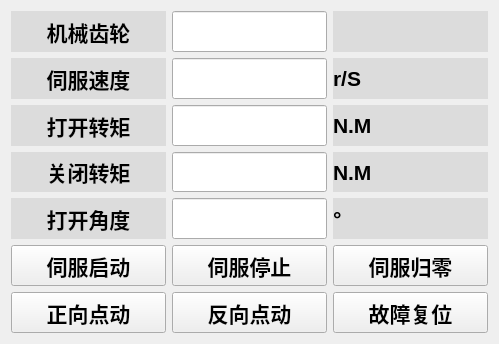
Old version of the form demo/servo_set.ui in the repository YuanXianguo/Python-Project-ITC.
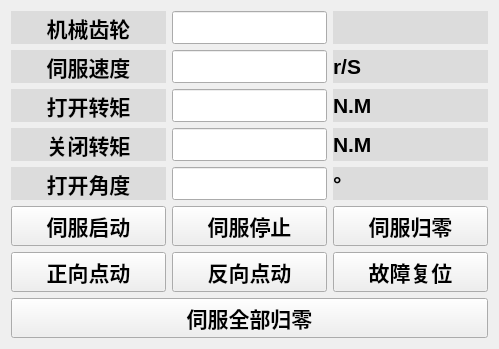
New version of the form.

Patch:
```diff
--- a/demo/servo_set.ui
+++ b/demo/servo_set.ui
@@ -15,37 +15,7 @@
   </property>
   <layout class="QHBoxLayout" name="horizontalLayout">
    <item>
-    <layout class="QGridLayout" name="gridLayout" rowstretch="1,1,1,1,1,1,1" columnstretch="1,1,1">
-     <item row="0" column="0">
-      <widget class="QLabel" name="lab_0">
-       <property name="sizePolicy">
-        <sizepolicy hsizetype="Preferred" vsizetype="Preferred">
-         <horstretch>0</horstretch>
-         <verstretch>0</verstretch>
-        </sizepolicy>
-       </property>
-       <property name="font">
-        <font>
-         <family>Arial</family>
-         <pointsize>16</pointsize>
-         <weight>75</weight>
-         <bold>true</bold>
-        </font>
-       </property>
-       <property name="layoutDirection">
-        <enum>Qt::LeftToRight</enum>
-       </property>
-       <property name="styleSheet">
-        <string notr="true">background-color: rgb(220, 220, 220);</string>
-       </property>
-       <property name="text">
-        <string>机械齿轮</string>
-       </property>
-       <property name="alignment">
-        <set>Qt::AlignCenter</set>
-       </property>
-      </widget>
-     </item>
+    <layout class="QGridLayout" name="gridLayout" rowstretch="1,1,1,1,1,1,1,1" columnstretch="1,1,1">
      <item row="0" column="1">
       <widget class="QLineEdit" name="lineEdit_servo_1">
        <property name="sizePolicy">
@@ -146,8 +116,8 @@
        </property>
       </widget>
      </item>
-     <item row="2" column="0">
-      <widget class="QLabel" name="lab_2">
+     <item row="0" column="0">
+      <widget class="QLabel" name="lab_0">
        <property name="sizePolicy">
         <sizepolicy hsizetype="Preferred" vsizetype="Preferred">
          <horstretch>0</horstretch>
@@ -169,103 +139,13 @@
         <string notr="true">background-color: rgb(220, 220, 220);</string>
        </property>
        <property name="text">
-        <string>打开转矩</string>
+        <string>机械齿轮</string>
        </property>
        <property name="alignment">
         <set>Qt::AlignCenter</set>
        </property>
       </widget>
      </item>
-     <item row="2" column="1">
-      <widget class="QLineEdit" name="lineEdit_servo_3">
-       <property name="sizePolicy">
-        <sizepolicy hsizetype="Preferred" vsizetype="Preferred">
-         <horstretch>0</horstretch>
-         <verstretch>0</verstretch>
-        </sizepolicy>
-       </property>
-       <property name="font">
-        <font>
-         <family>Arial</family>
-         <pointsize>16</pointsize>
-         <weight>75</weight>
-         <bold>true</bold>
-        </font>
-       </property>
-      </widget>
-     </item>
-     <item row="2" column="2">
-      <widget class="QLabel" name="label_1190">
-       <property name="sizePolicy">
-        <sizepolicy hsizetype="Preferred" vsizetype="Preferred">
-         <horstretch>0</horstretch>
-         <verstretch>0</verstretch>
-        </sizepolicy>
-       </property>
-       <property name="font">
-        <font>
-         <family>Arial</family>
-         <pointsize>16</pointsize>
-         <weight>75</weight>
-         <bold>true</bold>
-        </font>
-       </property>
-       <property name="styleSheet">
-        <string notr="true">background-color: rgb(220, 220, 220);</string>
-       </property>
-       <property name="text">
-        <string>N.M</string>
-       </property>
-      </widget>
-     </item>
-     <item row="3" column="0">
-      <widget class="QLabel" name="lab_3">
-       <property name="sizePolicy">
-        <sizepolicy hsizetype="Preferred" vsizetype="Preferred">
-         <horstretch>0</horstretch>
-         <verstretch>0</verstretch>
-        </sizepolicy>
-       </property>
-       <property name="font">
-        <font>
-         <family>Arial</family>
-         <pointsize>16</pointsize>
-         <weight>75</weight>
-         <bold>true</bold>
-        </font>
-       </property>
-       <property name="layoutDirection">
-        <enum>Qt::LeftToRight</enum>
-       </property>
-       <property name="styleSheet">
-        <string notr="true">background-color: rgb(220, 220, 220);</string>
-       </property>
-       <property name="text">
-        <string>关闭转矩</string>
-       </property>
-       <property name="alignment">
-        <set>Qt::AlignCenter</set>
-       </property>
-      </widget>
-     </item>
-     <item row="3" column="1">
-      <widget class="QLineEdit" name="lineEdit_servo_4">
-       <property name="sizePolicy">
-        <sizepolicy hsizetype="Preferred" vsizetype="Preferred">
-         <horstretch>0</horstretch>
-         <verstretch>0</verstretch>
-        </sizepolicy>
-       </property>
-       <property name="font">
-        <font>
-         <family>Arial</family>
-         <pointsize>16</pointsize>
-         <weight>75</weight>
-         <bold>true</bold>
-        </font>
-       </property>
-      </widget>
-     </item>
      <item row="3" column="2">
       <widget class="QLabel" name="label_1192">
        <property name="sizePolicy">
@@ -290,6 +170,24 @@
        </property>
       </widget>
      </item>
+     <item row="2" column="1">
+      <widget class="QLineEdit" name="lineEdit_servo_3">
+       <property name="sizePolicy">
+        <sizepolicy hsizetype="Preferred" vsizetype="Preferred">
+         <horstretch>0</horstretch>
+         <verstretch>0</verstretch>
+        </sizepolicy>
+       </property>
+       <property name="font">
+        <font>
+         <family>Arial</family>
+         <pointsize>16</pointsize>
+         <weight>75</weight>
+         <bold>true</bold>
+        </font>
+       </property>
+      </widget>
+     </item>
      <item row="4" column="0">
       <widget class="QLabel" name="lab_4">
        <property name="sizePolicy">
@@ -320,8 +218,8 @@
        </property>
       </widget>
      </item>
-     <item row="4" column="1">
-      <widget class="QLineEdit" name="lineEdit_servo_5">
+     <item row="2" column="2">
+      <widget class="QLabel" name="label_1190">
        <property name="sizePolicy">
         <sizepolicy hsizetype="Preferred" vsizetype="Preferred">
          <horstretch>0</horstretch>
@@ -336,6 +234,12 @@
          <bold>true</bold>
         </font>
        </property>
+       <property name="styleSheet">
+        <string notr="true">background-color: rgb(220, 220, 220);</string>
+       </property>
+       <property name="text">
+        <string>N.M</string>
+       </property>
       </widget>
      </item>
      <item row="4" column="2">
@@ -404,27 +308,6 @@
        </property>
       </widget>
      </item>
-     <item row="5" column="2">
-      <widget class="QPushButton" name="btn_servo_0">
-       <property name="sizePolicy">
-        <sizepolicy hsizetype="Preferred" vsizetype="Preferred">
-         <horstretch>0</horstretch>
-         <verstretch>0</verstretch>
-        </sizepolicy>
-       </property>
-       <property name="font">
-        <font>
-         <family>Arial</family>
-         <pointsize>16</pointsize>
-         <weight>75</weight>
-         <bold>true</bold>
-        </font>
-       </property>
-       <property name="text">
-        <string>伺服归零</string>
-       </property>
-      </widget>
-     </item>
      <item row="6" column="0">
       <widget class="QPushButton" name="btn_servo_4">
        <property name="sizePolicy">
@@ -467,6 +350,45 @@
        </property>
       </widget>
      </item>
+     <item row="4" column="1">
+      <widget class="QLineEdit" name="lineEdit_servo_5">
+       <property name="sizePolicy">
+        <sizepolicy hsizetype="Preferred" vsizetype="Preferred">
+         <horstretch>0</horstretch>
+         <verstretch>0</verstretch>
+        </sizepolicy>
+       </property>
+       <property name="font">
+        <font>
+         <family>Arial</family>
+         <pointsize>16</pointsize>
+         <weight>75</weight>
+         <bold>true</bold>
+        </font>
+       </property>
+      </widget>
+     </item>
+     <item row="5" column="2">
+      <widget class="QPushButton" name="btn_servo_0">
+       <property name="sizePolicy">
+        <sizepolicy hsizetype="Preferred" vsizetype="Preferred">
+         <horstretch>0</horstretch>
+         <verstretch>0</verstretch>
+        </sizepolicy>
+       </property>
+       <property name="font">
+        <font>
+         <family>Arial</family>
+         <pointsize>16</pointsize>
+         <weight>75</weight>
+         <bold>true</bold>
+        </font>
+       </property>
+       <property name="text">
+        <string>伺服归零</string>
+       </property>
+      </widget>
+     </item>
      <item row="6" column="2">
       <widget class="QPushButton" name="btn_servo_3">
        <property name="sizePolicy">
@@ -488,6 +410,105 @@
        </property>
       </widget>
      </item>
+     <item row="2" column="0">
+      <widget class="QLabel" name="lab_2">
+       <property name="sizePolicy">
+        <sizepolicy hsizetype="Preferred" vsizetype="Preferred">
+         <horstretch>0</horstretch>
+         <verstretch>0</verstretch>
+        </sizepolicy>
+       </property>
+       <property name="font">
+        <font>
+         <family>Arial</family>
+         <pointsize>16</pointsize>
+         <weight>75</weight>
+         <bold>true</bold>
+        </font>
+       </property>
+       <property name="layoutDirection">
+        <enum>Qt::LeftToRight</enum>
+       </property>
+       <property name="styleSheet">
+        <string notr="true">background-color: rgb(220, 220, 220);</string>
+       </property>
+       <property name="text">
+        <string>打开转矩</string>
+       </property>
+       <property name="alignment">
+        <set>Qt::AlignCenter</set>
+       </property>
+      </widget>
+     </item>
+     <item row="3" column="0">
+      <widget class="QLabel" name="lab_3">
+       <property name="sizePolicy">
+        <sizepolicy hsizetype="Preferred" vsizetype="Preferred">
+         <horstretch>0</horstretch>
+         <verstretch>0</verstretch>
+        </sizepolicy>
+       </property>
+       <property name="font">
+        <font>
+         <family>Arial</family>
+         <pointsize>16</pointsize>
+         <weight>75</weight>
+         <bold>true</bold>
+        </font>
+       </property>
+       <property name="layoutDirection">
+        <enum>Qt::LeftToRight</enum>
+       </property>
+       <property name="styleSheet">
+        <string notr="true">background-color: rgb(220, 220, 220);</string>
+       </property>
+       <property name="text">
+        <string>关闭转矩</string>
+       </property>
+       <property name="alignment">
+        <set>Qt::AlignCenter</set>
+       </property>
+      </widget>
+     </item>
+     <item row="3" column="1">
+      <widget class="QLineEdit" name="lineEdit_servo_4">
+       <property name="sizePolicy">
+        <sizepolicy hsizetype="Preferred" vsizetype="Preferred">
+         <horstretch>0</horstretch>
+         <verstretch>0</verstretch>
+        </sizepolicy>
+       </property>
+       <property name="font">
+        <font>
+         <family>Arial</family>
+         <pointsize>16</pointsize>
+         <weight>75</weight>
+         <bold>true</bold>
+        </font>
+       </property>
+      </widget>
+     </item>
+     <item row="7" column="0" colspan="3">
+      <widget class="QPushButton" name="pushButton">
+       <property name="sizePolicy">
+        <sizepolicy hsizetype="Preferred" vsizetype="Preferred">
+         <horstretch>0</horstretch>
+         <verstretch>0</verstretch>
+        </sizepolicy>
+       </property>
+       <property name="font">
+        <font>
+         <family>Arial</family>
+         <pointsize>16</pointsize>
+         <weight>75</weight>
+         <bold>true</bold>
+        </font>
+       </property>
+       <property name="text">
+        <string>伺服全部归零</string>
+       </property>
+      </widget>
+     </item>
     </layout>
    </item>
   </layout>
```
